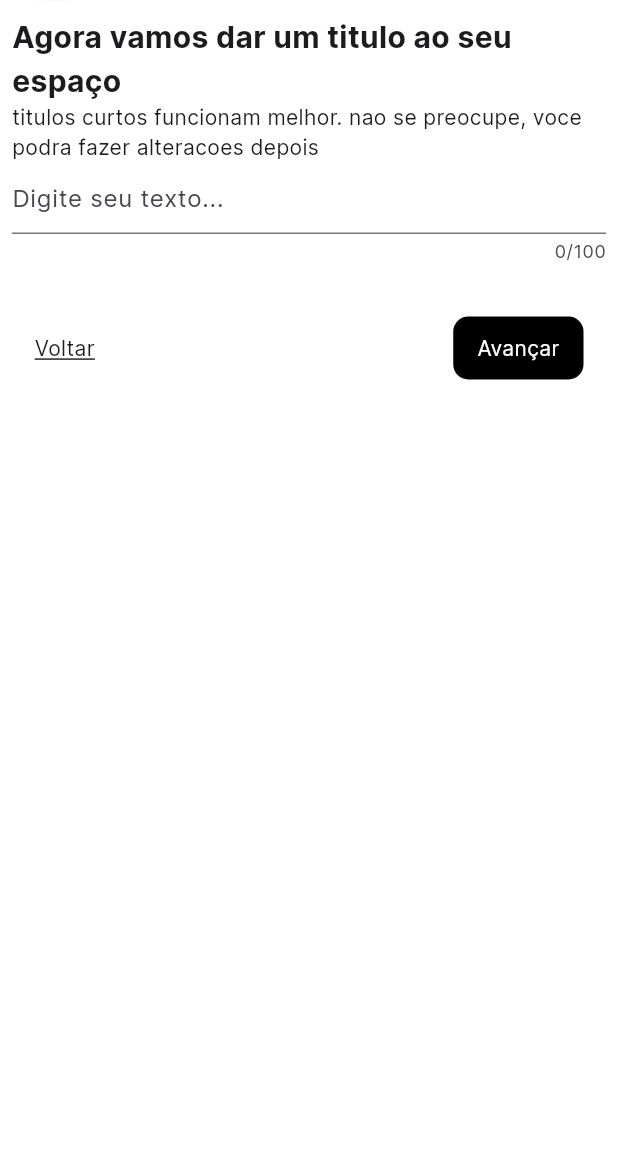
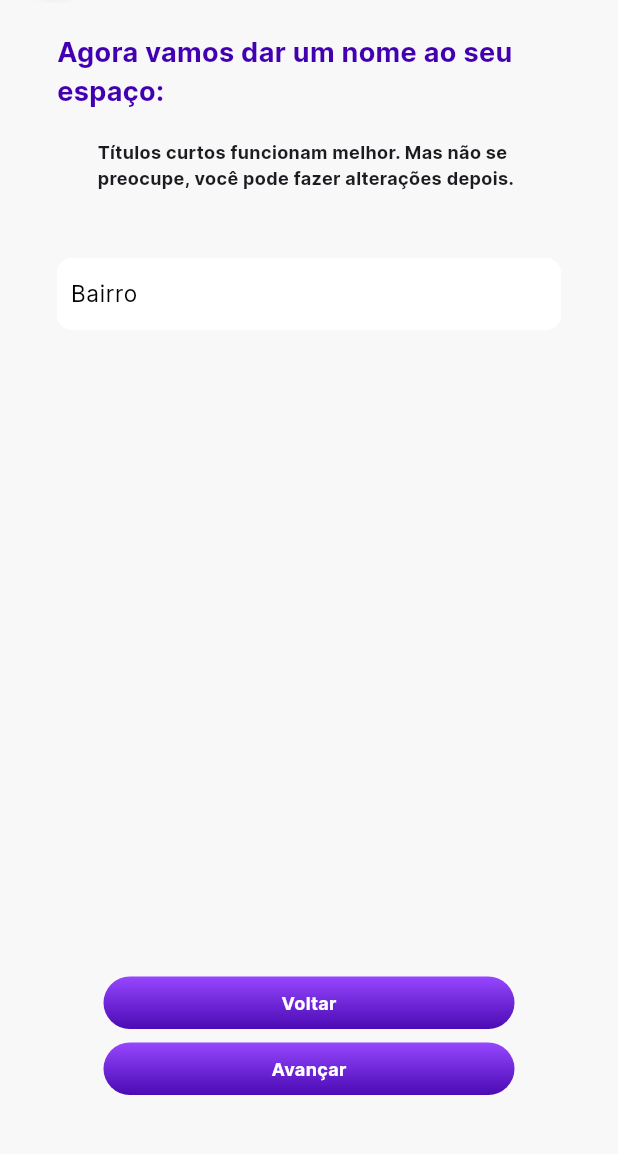
Before and after one commit to rodrigoaugusto99/git_flutter_festou, a Flutter app: the Titulo screen opened directly, on a phone screen of 412 x 824 dp, the part 81-1235 px from its top. Run offline on Flutter 3.47's test engine with Material 3 defaults, Android fonts, the phone set to English and light mode, and no system bars; our stand-ins replace animate_do, animated_text_kit, calendar_date_picker2, carousel_slider, cloud_firestore, confetti and 26 more; missing offline and left inert: easy_mask, image_painter, search_cep, social_share, svg_flutter, validatorless; accounts and stored records are empty; generated files the repository leaves out were written again; project files that could hold a hidden picture were left out.

Commit message:
fix: tela de titulo

```diff
--- a/lib/src/features/register/space/space temporary/pages/adicione_fotos.dart
+++ b/lib/src/features/register/space/space temporary/pages/adicione_fotos.dart
@@ -43,7 +43,7 @@ class _AdicioneFotosState extends ConsumerState<AdicioneFotos> {
         ),
         centerTitle: true,
         title: const Text(
-          'Cadastro de espaço',
+          'Cadastrar',
           style: TextStyle(
               fontSize: 20, fontWeight: FontWeight.bold, color: Colors.black),
         ),
@@ -51,7 +51,7 @@ class _AdicioneFotosState extends ConsumerState<AdicioneFotos> {
         backgroundColor: Colors.white,
       ),
       body: Padding(
-        padding: const EdgeInsets.all(8.0),
+        padding: const EdgeInsets.symmetric(horizontal: 38, vertical: 10),
         child: Column(
           crossAxisAlignment: CrossAxisAlignment.start,
           children: [
@@ -59,15 +59,26 @@ class _AdicioneFotosState extends ConsumerState<AdicioneFotos> {
               crossAxisAlignment: CrossAxisAlignment.start,
               children: [
                 Text(
-                  'Adicione algumas fotos da sua acomodaçao((tipo de espaço))',
-                  style: TextStyle(fontWeight: FontWeight.bold, fontSize: 20),
+                  'Adicione algumas fotos e vídeos do seu espaço:',
+                  style: TextStyle(
+                    fontWeight: FontWeight.bold,
+                    fontSize: 18,
+                    color: Color(0xff4300B1),
+                  ),
+                ),
+                SizedBox(
+                  height: 19,
                 ),
                 Text(
-                    'voce precisara de cinco fotos para começar. voce pode adicionar outras imagens ou faer alterações mais tarde.'),
+                  'Você precisa de pelo menos cinco fotos para começar. Você pode adicionar outras imagens ou vídeos ou fazer alterações mais tarde.',
+                  style: TextStyle(
+                    fontSize: 12,
+                  ),
+                ),
               ],
             ),
             const SizedBox(
-              height: 20,
+              height: 32,
             ),
             ElevatedButton(
                 onPressed: () => spaceRegister.pickImage(),
--- a/lib/src/features/register/space/space temporary/pages/localizacao.dart
+++ b/lib/src/features/register/space/space temporary/pages/localizacao.dart
@@ -5,6 +5,7 @@ import 'package:flutter_riverpod/flutter_riverpod.dart';
 import 'package:git_flutter_festou/src/core/ui/helpers/messages.dart';
 import 'package:git_flutter_festou/src/features/register/space/space%20temporary/pages/new_space_register_vm.dart';
 import 'package:git_flutter_festou/src/features/register/space/space%20temporary/pages/servicos_acomodacoes.dart';
+import 'package:git_flutter_festou/src/features/register/space/space%20temporary/pages/textfield.dart';
 import 'package:search_cep/search_cep.dart';
 
 class Localizacao extends ConsumerStatefulWidget {
@@ -60,68 +61,6 @@ class _LocalizacaoState extends ConsumerState<Localizacao> {
         },
       );
     }
-  }
-
-  Widget myRow({
-    required String label,
-    required TextEditingController controller,
-    required String? Function(String?)? validator,
-    Function(String)? onChanged,
-    bool enabled = true,
-  }) {
-    return Container(
-      //  padding: const EdgeInsets.symmetric(v: 10),
-      decoration: BoxDecoration(
-        borderRadius: BorderRadius.circular(10),
-        color: Colors.white,
-      ),
-      child: TextFormField(
-        onChanged: onChanged,
-        validator: validator,
-        textInputAction: TextInputAction.done,
-        enabled: enabled,
-        controller: controller,
-        style: TextStyle(
-            fontSize: 15,
-            color: enabled ? Colors.black : Colors.grey,
-            overflow: TextOverflow.ellipsis),
-        decoration: InputDecoration(
-          labelStyle: const TextStyle(color: Colors.black, fontSize: 15),
-          contentPadding: const EdgeInsets.symmetric(
-            vertical: 12.0,
-            horizontal: 5.0,
-          ),
-          label: Text(label),
-          border: OutlineInputBorder(
-            borderRadius: BorderRadius.circular(10.0),
-            borderSide: const BorderSide(
-              color: Colors.black,
-              width: 1.0,
-            ),
-          ),
-          disabledBorder: OutlineInputBorder(
-            borderRadius: BorderRadius.circular(10.0),
-            borderSide: const BorderSide(
-              color: Colors.white,
-              width: 1.0,
-            ),
-          ),
-          enabledBorder: OutlineInputBorder(
-            borderRadius: BorderRadius.circular(10.0),
-            borderSide: const BorderSide(
-              color: Colors.white,
-              width: 1.0,
-            ),
-          ),
-          focusedBorder: OutlineInputBorder(
-            borderRadius: BorderRadius.circular(10.0),
-            borderSide: const BorderSide(
-              color: Colors.white,
-            ),
-          ),
-        ),
-      ),
-    );
   }
 
   @override
--- /dev/null
+++ b/lib/src/features/register/space/space temporary/pages/textfield.dart
@@ -0,0 +1,63 @@
+import 'package:flutter/material.dart';
+
+Widget myRow({
+  required String label,
+  required TextEditingController controller,
+  required String? Function(String?)? validator,
+  Function(String)? onChanged,
+  bool enabled = true,
+}) {
+  return Container(
+    //  padding: const EdgeInsets.symmetric(v: 10),
+    decoration: BoxDecoration(
+      borderRadius: BorderRadius.circular(10),
+      color: Colors.white,
+    ),
+    child: TextFormField(
+      onChanged: onChanged,
+      validator: validator,
+      textInputAction: TextInputAction.done,
+      enabled: enabled,
+      controller: controller,
+      style: TextStyle(
+          fontSize: 15,
+          color: enabled ? Colors.black : Colors.grey,
+          overflow: TextOverflow.ellipsis),
+      decoration: InputDecoration(
+        labelStyle: const TextStyle(color: Colors.black, fontSize: 15),
+        contentPadding: const EdgeInsets.symmetric(
+          vertical: 12.0,
+          horizontal: 5.0,
+        ),
+        label: Text(label),
+        border: OutlineInputBorder(
+          borderRadius: BorderRadius.circular(10.0),
+          borderSide: const BorderSide(
+            color: Colors.black,
+            width: 1.0,
+          ),
+        ),
+        disabledBorder: OutlineInputBorder(
+          borderRadius: BorderRadius.circular(10.0),
+          borderSide: const BorderSide(
+            color: Colors.white,
+            width: 1.0,
+          ),
+        ),
+        enabledBorder: OutlineInputBorder(
+          borderRadius: BorderRadius.circular(10.0),
+          borderSide: const BorderSide(
+            color: Colors.white,
+            width: 1.0,
+          ),
+        ),
+        focusedBorder: OutlineInputBorder(
+          borderRadius: BorderRadius.circular(10.0),
+          borderSide: const BorderSide(
+            color: Colors.white,
+          ),
+        ),
+      ),
+    ),
+  );
+}
--- a/lib/src/features/register/space/space temporary/pages/titulo.dart
+++ b/lib/src/features/register/space/space temporary/pages/titulo.dart
@@ -4,6 +4,7 @@ import 'package:flutter_riverpod/flutter_riverpod.dart';
 import 'package:git_flutter_festou/src/core/ui/helpers/messages.dart';
 import 'package:git_flutter_festou/src/features/register/space/space%20temporary/pages/descricao.dart';
 import 'package:git_flutter_festou/src/features/register/space/space%20temporary/pages/new_space_register_vm.dart';
+import 'package:git_flutter_festou/src/features/register/space/space%20temporary/pages/textfield.dart';
 
 class Titulo extends ConsumerStatefulWidget {
   const Titulo({super.key});
@@ -19,7 +20,9 @@ class _TituloState extends ConsumerState<Titulo> {
   Widget build(BuildContext context) {
     final spaceRegister = ref.watch(newSpaceRegisterVmProvider.notifier);
     return Scaffold(
+      backgroundColor: const Color(0xffF8F8F8),
       appBar: AppBar(
+        backgroundColor: const Color(0xffF8F8F8),
         leading: Padding(
           padding: const EdgeInsets.only(left: 18.0),
           child: Container(
@@ -52,87 +55,114 @@ class _TituloState extends ConsumerState<Titulo> {
               fontSize: 20, fontWeight: FontWeight.bold, color: Colors.black),
         ),
         elevation: 0,
-        backgroundColor: Colors.white,
       ),
       body: Padding(
-        padding: const EdgeInsets.all(8.0),
+        padding: const EdgeInsets.symmetric(horizontal: 38.0, vertical: 20),
         child: Column(
-          crossAxisAlignment: CrossAxisAlignment.start,
           children: [
             Column(
-              crossAxisAlignment: CrossAxisAlignment.start,
               children: [
                 const Text(
-                  'Agora vamos dar um titulo ao seu espaço',
-                  style: TextStyle(fontWeight: FontWeight.bold, fontSize: 20),
+                  'Agora vamos dar um nome ao seu espaço:',
+                  style: TextStyle(
+                    fontWeight: FontWeight.bold,
+                    fontSize: 18,
+                    color: Color(0xff4300B1),
                   ),
-                const Text(
-                    'titulos curtos funcionam melhor. nao se preocupe, voce podra fazer alteracoes depois'),
-                TextField(
-                  onChanged: (text) {
-                    setState(() {
-                      if (text.length > maxLength) {
-                        // Limita o texto ao número máximo de caracteres
-                        tituloEC.text = text.substring(0, maxLength);
-                      }
-                    });
-                  },
+                ),
+                const SizedBox(
+                  height: 19,
+                ),
+                const Padding(
+                  padding: EdgeInsets.symmetric(horizontal: 27),
+                  child: Text(
+                    'Títulos curtos funcionam melhor. Mas não se preocupe, você pode fazer alterações depois.',
+                    style: TextStyle(
+                      fontWeight: FontWeight.bold,
+                      fontSize: 12,
+                    ),
+                  ),
+                ),
+                const SizedBox(
+                  height: 45,
+                ),
+                myRow(
+                  validator: spaceRegister.validateBairro(),
+                  label: 'Bairro',
                   controller: tituloEC,
-                  maxLengthEnforcement: MaxLengthEnforcement.enforced,
-                  decoration: InputDecoration(
-                      hintText: 'Digite seu texto...',
-                      counterText: '${tituloEC.text.length}/$maxLength',
-                      errorText: tituloEC.text.length > 99 ? 'Já chega' : null),
                 ),
               ],
             ),
-            const SizedBox(
-              height: 20,
+          ],
         ),
-            Padding(
-              padding: const EdgeInsets.all(15.0),
-              child: Row(
-                mainAxisAlignment: MainAxisAlignment.spaceBetween,
+      ),
+      bottomNavigationBar: Padding(
+        padding: const EdgeInsets.symmetric(horizontal: 69, vertical: 40),
+        child: Column(
+          mainAxisSize: MainAxisSize.min,
           children: [
-                  InkWell(
+            GestureDetector(
               onTap: () => Navigator.pop(context),
+              child: Container(
+                padding:
+                    const EdgeInsets.symmetric(horizontal: 20, vertical: 9),
+                alignment: Alignment.center,
+                height: 35,
+                decoration: BoxDecoration(
+                  borderRadius: BorderRadius.circular(50),
+                  gradient: const LinearGradient(
+                    colors: [
+                      Color(0xff9747FF),
+                      Color(0xff44300b1),
+                    ],
+                    begin: Alignment.topCenter,
+                    end: Alignment.bottomCenter,
+                  ),
+                ),
                 child: const Text(
                   'Voltar',
                   style: TextStyle(
-                        decoration: TextDecoration.underline,
+                    fontSize: 12,
+                    fontWeight: FontWeight.bold,
+                    color: Colors.white,
                   ),
                 ),
               ),
-                  InkWell(
-                    onTap: () {
-                      final result =
-                          spaceRegister.validateTitulo(tituloEC.text);
-                      if (result) {
-                        Messages.showSuccess('Belo titulo', context);
-                        Navigator.push(
+            ),
+            const SizedBox(
+              height: 9,
+            ),
+            GestureDetector(
+              onTap: () => Navigator.push(
                 context,
                 MaterialPageRoute(
                   builder: (context) => const Descricao(),
                 ),
-                        );
-                      } else {
-                        Messages.showError('Insira o titulo', context);
-                      }
-                    },
+              ),
               child: Container(
+                padding:
+                    const EdgeInsets.symmetric(horizontal: 20, vertical: 9),
+                alignment: Alignment.center,
+                height: 35,
                 decoration: BoxDecoration(
-                          color: Colors.black,
-                          border: Border.all(),
-                          borderRadius: BorderRadius.circular(10)),
-                      padding: const EdgeInsets.symmetric(
-                          horizontal: 15, vertical: 10),
+                  borderRadius: BorderRadius.circular(50),
+                  gradient: const LinearGradient(
+                    colors: [
+                      Color(0xff9747FF),
+                      Color(0xff44300b1),
+                    ],
+                    begin: Alignment.topCenter,
+                    end: Alignment.bottomCenter,
+                  ),
+                ),
                 child: const Text(
                   'Avançar',
-                        style: TextStyle(color: Colors.white),
+                  style: TextStyle(
+                    fontSize: 12,
+                    fontWeight: FontWeight.bold,
+                    color: Colors.white,
                   ),
                 ),
-                  )
-                ],
               ),
             ),
           ],
```
Lines whose indentation alone changed are shown as unchanged.
